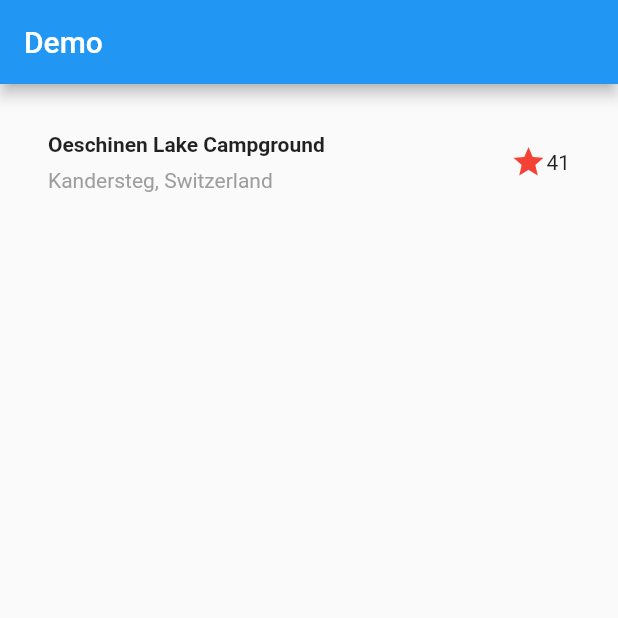
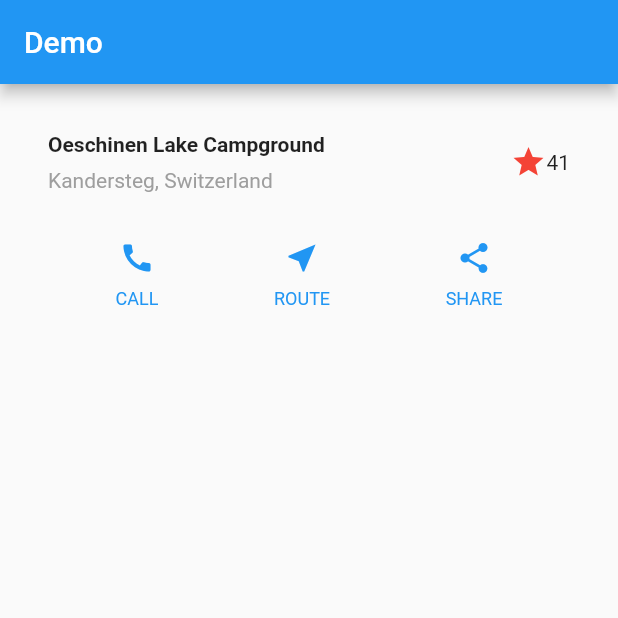
Before and after one commit to pigotop/flutter_firstapp, a Flutter app: the screen it shows after launch, on a phone screen of 412 x 824 dp, the top half of it. Run offline on Flutter 3.47's test engine with Material 2 defaults, Android fonts, the phone set to English and light mode, and no system bars.

Commit message:
สร้าง icon ที่รองรับการเรียกใช้

```diff
--- a/lib/main.dart
+++ b/lib/main.dart
@@ -9,6 +9,17 @@ class MainApp extends StatelessWidget {
 
   @override
   Widget build(BuildContext context) {
+    Color color = Theme.of(context).primaryColor;
+
+    Widget buttonSection = Row(
+      mainAxisAlignment: MainAxisAlignment.spaceEvenly,
+      children: [
+        _buildButtonColumn(color, Icons.call, 'CALL'),
+        _buildButtonColumn(color, Icons.near_me, 'ROUTE'),
+        _buildButtonColumn(color, Icons.share, 'SHARE')
+      ],
+    );
+
     return MaterialApp(
       title: 'Demo Test Flutter',
       home: Scaffold(
@@ -16,10 +27,31 @@ class MainApp extends StatelessWidget {
             title: const Text('Demo'),
           ),
           body: Column(
-            children: [titleSection],
+            children: [titleSection, buttonSection],
           )),
     );
   }
+}
+
+Column _buildButtonColumn(Color color, IconData icon, String label) {
+  return Column(
+    mainAxisSize: MainAxisSize.min,
+    mainAxisAlignment: MainAxisAlignment.center,
+    children: [
+      Icon(
+        icon,
+        color: color,
+      ),
+      Container(
+        margin: const EdgeInsets.only(top: 8),
+        child: Text(
+          label,
+          style: TextStyle(
+              fontSize: 12, fontWeight: FontWeight.w400, color: color),
+        ),
+      )
+    ],
+  );
 }
 
 Widget titleSection = Container(
```
